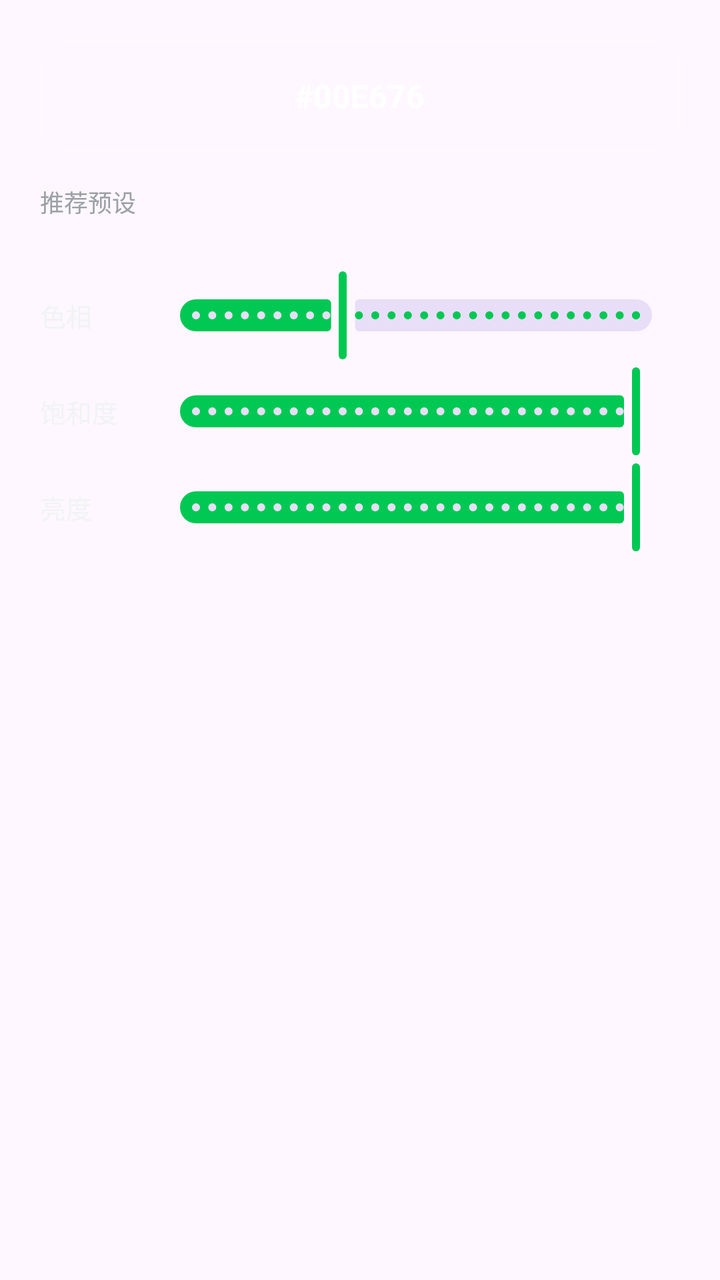
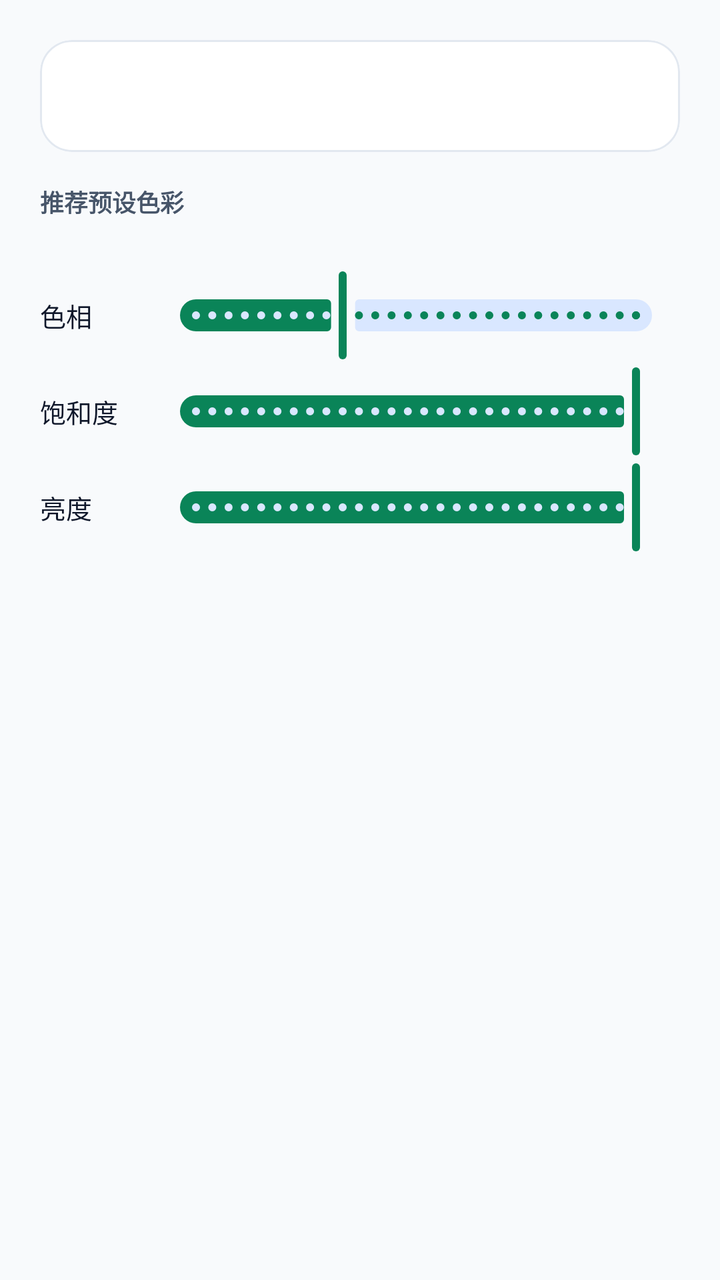

The first picture is an Android layout as it rendered before a commit; the second is the same layout after the commit. The layout source and the unified diff follow.
<!-- AndroidManifest.xml: application theme Theme.BatteryPower -->
<!-- res/layout/dialog_color_picker.xml -->
<?xml version="1.0" encoding="utf-8"?>
<LinearLayout xmlns:android="http://schemas.android.com/apk/res/android"
    xmlns:app="http://schemas.android.com/apk/res-auto"
    android:layout_width="match_parent"
    android:layout_height="wrap_content"
    android:orientation="vertical"
    android:padding="20dp">

    
    <com.google.android.material.card.MaterialCardView
        android:id="@+id/card_preview"
        android:layout_width="match_parent"
        android:layout_height="56dp"
        app:cardCornerRadius="14dp"
        app:cardElevation="0dp"
        app:strokeColor="#33FFFFFF"
        app:strokeWidth="1dp">

        <TextView
            android:id="@+id/tv_hex_code"
            android:layout_width="wrap_content"
            android:layout_height="wrap_content"
            android:layout_gravity="center"
            android:text="#00E676"
            android:textColor="#FFFFFF"
            android:textSize="16sp"
            android:textStyle="bold" />
    </com.google.android.material.card.MaterialCardView>

    
    <TextView
        android:layout_width="wrap_content"
        android:layout_height="wrap_content"
        android:layout_marginTop="16dp"
        android:layout_marginBottom="8dp"
        android:text="推荐预设"
        android:textColor="@color/text_secondary"
        android:textSize="12sp" />

    <HorizontalScrollView
        android:layout_width="match_parent"
        android:layout_height="wrap_content"
        android:scrollbars="none">

        <LinearLayout
            android:id="@+id/preset_palette_row"
            android:layout_width="wrap_content"
            android:layout_height="wrap_content"
            android:gravity="center_vertical"
            android:orientation="horizontal" />
    </HorizontalScrollView>

    
    <LinearLayout
        android:layout_width="match_parent"
        android:layout_height="wrap_content"
        android:layout_marginTop="16dp"
        android:gravity="center_vertical"
        android:orientation="horizontal">

        <TextView
            android:layout_width="56dp"
            android:layout_height="wrap_content"
            android:text="色相"
            android:textColor="@color/text_primary"
            android:textSize="13sp" />

        <com.google.android.material.slider.Slider
            android:id="@+id/slider_hue"
            android:layout_width="0dp"
            android:layout_height="wrap_content"
            android:layout_weight="1"
            android:value="120"
            android:valueFrom="0"
            android:valueTo="359"
            android:stepSize="1" />
    </LinearLayout>

    
    <LinearLayout
        android:layout_width="match_parent"
        android:layout_height="wrap_content"
        android:gravity="center_vertical"
        android:orientation="horizontal">

        <TextView
            android:layout_width="56dp"
            android:layout_height="wrap_content"
            android:text="饱和度"
            android:textColor="@color/text_primary"
            android:textSize="13sp" />

        <com.google.android.material.slider.Slider
            android:id="@+id/slider_sat"
            android:layout_width="0dp"
            android:layout_height="wrap_content"
            android:layout_weight="1"
            android:value="100"
            android:valueFrom="0"
            android:valueTo="100"
            android:stepSize="1" />
    </LinearLayout>

    
    <LinearLayout
        android:layout_width="match_parent"
        android:layout_height="wrap_content"
        android:gravity="center_vertical"
        android:orientation="horizontal">

        <TextView
            android:layout_width="56dp"
            android:layout_height="wrap_content"
            android:text="亮度"
            android:textColor="@color/text_primary"
            android:textSize="13sp" />

        <com.google.android.material.slider.Slider
            android:id="@+id/slider_val"
            android:layout_width="0dp"
            android:layout_height="wrap_content"
            android:layout_weight="1"
            android:value="100"
            android:valueFrom="0"
            android:valueTo="100"
            android:stepSize="1" />
    </LinearLayout>

</LinearLayout>
<!-- resources referenced by this layout -->
<resources>
  <color name="text_primary">#F1F3F4</color>
  <color name="text_secondary">#9AA0A6</color>
  <style name="Theme.BatteryPower" parent="Theme.Material3.DayNight.NoActionBar">
          <item name="colorPrimary">@color/primary</item>
          <item name="colorSecondary">@color/secondary</item>
          <item name="android:statusBarColor">@android:color/transparent</item>
          <item name="android:navigationBarColor">@android:color/transparent</item>
          <item name="android:windowLightStatusBar">false</item>
      </style>
  <color name="primary">#00C853</color>
  <color name="secondary">#2979FF</color>
</resources>

<!-- the commit's change to res/layout/dialog_color_picker.xml (unified diff, before → after) -->
@@ -11,9 +11,9 @@
         android:id="@+id/card_preview"
         android:layout_width="match_parent"
         android:layout_height="56dp"
-        app:cardCornerRadius="14dp"
+        app:cardCornerRadius="16dp"
         app:cardElevation="0dp"
-        app:strokeColor="#33FFFFFF"
+        app:strokeColor="@color/card_stroke"
         app:strokeWidth="1dp">
 
         <TextView
@@ -33,9 +33,10 @@
         android:layout_height="wrap_content"
         android:layout_marginTop="16dp"
         android:layout_marginBottom="8dp"
-        android:text="推荐预设"
+        android:text="推荐预设色彩"
         android:textColor="@color/text_secondary"
-        android:textSize="12sp" />
+        android:textSize="12sp"
+        android:textStyle="bold" />
 
     <HorizontalScrollView
         android:layout_width="match_parent"
<!-- resource entries referenced after the edit -->
@@ -1,15 +1,41 @@
 <!-- resources referenced by this layout -->
 <resources>
-  <color name="text_primary">#F1F3F4</color>
-  <color name="text_secondary">#9AA0A6</color>
+  <color name="card_stroke">#E2E8F0</color>
+  <color name="text_primary">#0F172A</color>
+  <color name="text_secondary">#475569</color>
   <style name="Theme.BatteryPower" parent="Theme.Material3.DayNight.NoActionBar">
+          
           <item name="colorPrimary">@color/primary</item>
+          <item name="colorOnPrimary">@color/on_primary</item>
+          <item name="colorPrimaryContainer">@color/primary_container</item>
+          <item name="colorOnPrimaryContainer">@color/on_primary_container</item>
+  
           <item name="colorSecondary">@color/secondary</item>
+          <item name="colorOnSecondary">@color/on_secondary</item>
+          <item name="colorSecondaryContainer">@color/secondary_container</item>
+          <item name="colorOnSecondaryContainer">@color/on_secondary_container</item>
+  
+          
+          <item name="android:colorBackground">@color/app_background</item>
+          <item name="colorSurface">@color/surface_card</item>
+          <item name="colorSurfaceVariant">@color/surface_variant</item>
+          <item name="colorOutline">@color/card_stroke</item>
+  
+          
           <item name="android:statusBarColor">@android:color/transparent</item>
           <item name="android:navigationBarColor">@android:color/transparent</item>
-          <item name="android:windowLightStatusBar">false</item>
+          <item name="android:windowLightStatusBar">true</item>
       </style>
-  <color name="primary">#00C853</color>
-  <color name="secondary">#2979FF</color>
+  <color name="primary">#0A8458</color>
+  <color name="on_primary">#FFFFFF</color>
+  <color name="primary_container">#D1F5E4</color>
+  <color name="on_primary_container">#002113</color>
+  <color name="secondary">#1976D2</color>
+  <color name="on_secondary">#FFFFFF</color>
+  <color name="secondary_container">#D9E7FF</color>
+  <color name="on_secondary_container">#001D36</color>
+  <color name="app_background">#F8FAFC</color>
+  <color name="surface_card">#FFFFFF</color>
+  <color name="surface_variant">#F1F5F9</color>
 </resources>
 
